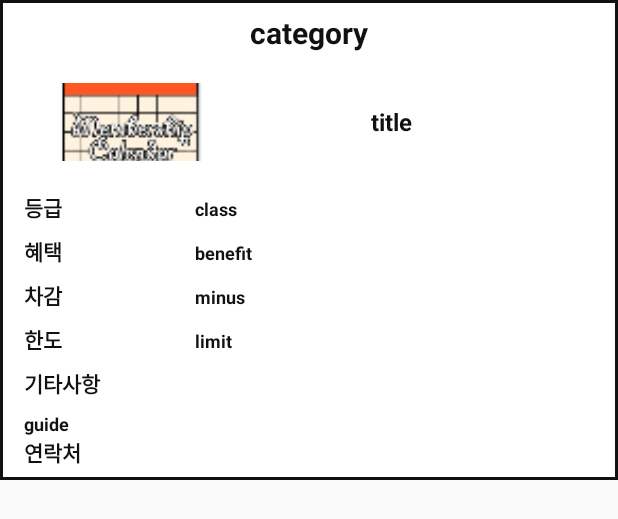
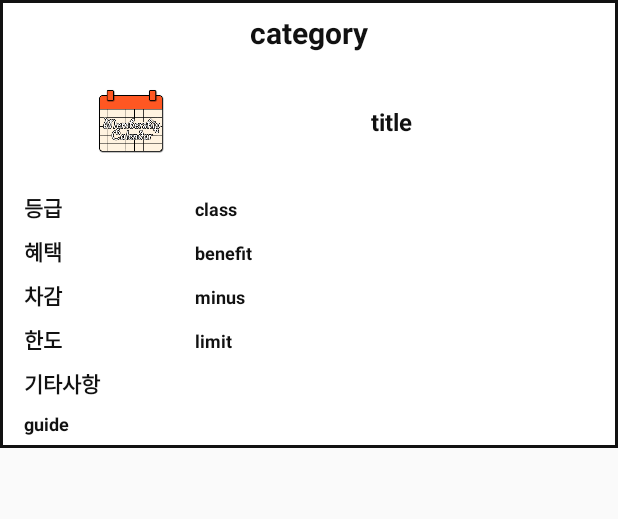
Before and after one commit to JJungRE/MCalendar, an Android app: the layout dialog_benefit.xml on its own in the app's theme, with its tools: preview values and no code run, on a phone screen of 412 x 824 dp. Shown: the top 519 px of the screen. Run offline under Robolectric (Android 15) with nearby library versions, the phone set to English and light mode, and no system bars.

Commit message:
상세 혜택 페이지에서 로고 이미지 안 짤리게 수정 centerInside

```diff
--- a/app/src/main/res/layout/dialog_benefit.xml
+++ b/app/src/main/res/layout/dialog_benefit.xml
@@ -32,7 +32,7 @@
             android:layout_gravity="center"
             android:layout_margin="@dimen/activity_quarter_horizontal_margin"
             android:layout_weight="0.3"
-            android:scaleType="centerCrop"
+            android:scaleType="centerInside"
             android:src="@mipmap/ic_launcher" />
 
         <LinearLayout
@@ -201,6 +201,7 @@
     <LinearLayout
         android:layout_width="match_parent"
         android:layout_height="wrap_content"
+        android:layout_marginBottom="@dimen/activity_half_horizontal_margin"
         android:layout_marginLeft="@dimen/activity_vertical_margin"
         android:layout_marginRight="@dimen/activity_vertical_margin"
         android:orientation="horizontal"
@@ -220,8 +221,8 @@
     <LinearLayout
         android:layout_width="match_parent"
         android:layout_height="wrap_content"
-        android:layout_marginBottom="@dimen/activity_half_horizontal_margin"
         android:layout_marginLeft="@dimen/activity_vertical_margin"
+        android:visibility="gone"
         android:layout_marginRight="@dimen/activity_vertical_margin"
         android:orientation="horizontal"
         android:weightSum="1">
```
